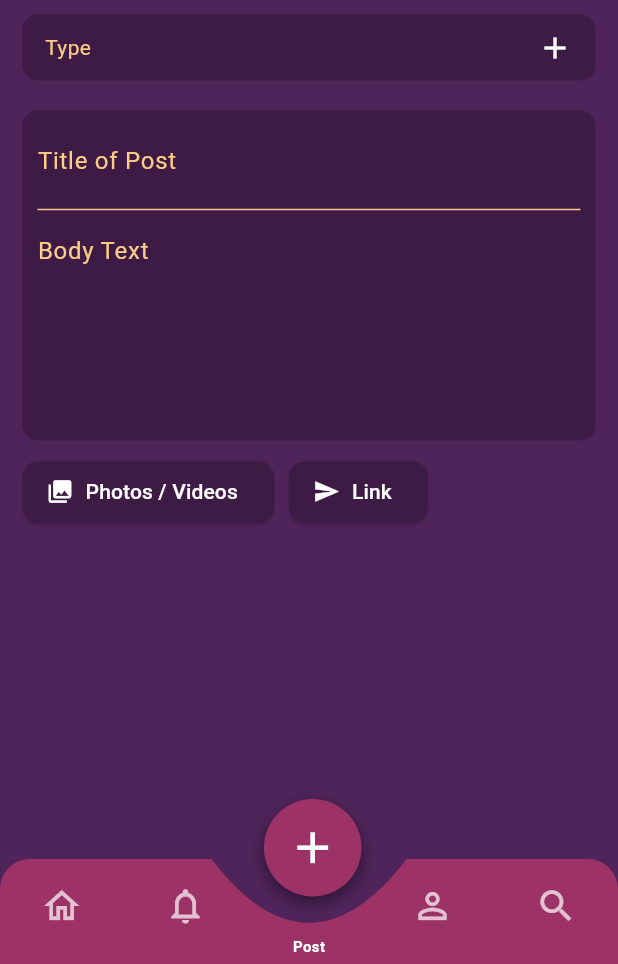
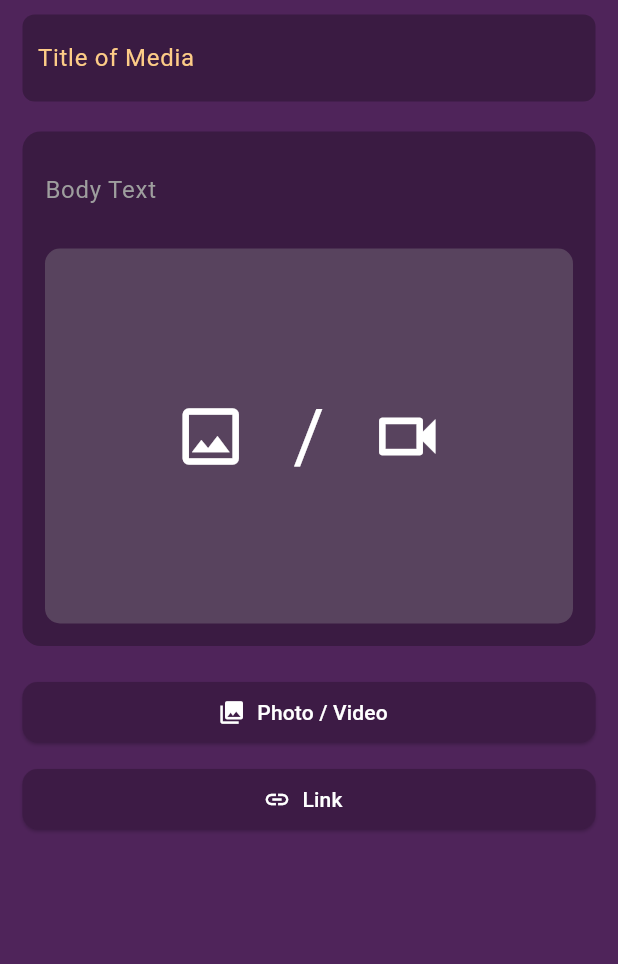
Before and after one commit to dojosgithub/the-minaret, a Flutter app: the screen it shows after launch, item 3 of the bottom bar chosen, after a tap on "Photos / Videos", on a phone screen of 412 x 824 dp, the part 272-1236 px from its top. Run offline on Flutter 3.47's test engine with Material 3 defaults, Android fonts, the phone set to English and light mode, and no system bars.

Commit message:
Media Upload Screen

```diff
--- /dev/null
+++ b/lib/screens/media_upload_screen.dart
@@ -0,0 +1,143 @@
+import 'package:flutter/material.dart';
+import '../widgets/top_bar.dart';
+import 'menu_screen.dart';
+
+class MediaUploadScreen extends StatelessWidget {
+  const MediaUploadScreen({super.key});
+
+  @override
+  Widget build(BuildContext context) {
+    return Scaffold(
+      backgroundColor: const Color(0xFF4F245A),
+      appBar: TopBar(
+        onMenuPressed: () {
+          Navigator.push(
+            context,
+            MaterialPageRoute(builder: (context) => const MenuScreen()),
+          );
+        },
+        onProfilePressed: () {},
+        profileImage: 'assets/profile_picture.png',
+      ),
+      body: SingleChildScrollView(
+        padding: const EdgeInsets.all(15.0),
+        child: Column(
+          crossAxisAlignment: CrossAxisAlignment.start,
+          children: [
+            Row(
+              crossAxisAlignment: CrossAxisAlignment.start,
+              children: [
+                Container(
+                  padding: const EdgeInsets.all(3),
+                  decoration: const BoxDecoration(
+                    shape: BoxShape.circle,
+                    color: Color(0xFFFDCC87),
+                  ),
+                  child: const CircleAvatar(
+                    backgroundImage: AssetImage('assets/profile_picture.png'),
+                    radius: 25,
+                  ),
+                ),
+              ],
+            ),
+            const SizedBox(height: 10),
+
+              Container(
+              padding: const EdgeInsets.symmetric(horizontal: 10, vertical: 5),
+              decoration: BoxDecoration(
+                color: const Color(0xFF3A1B42),
+                borderRadius: BorderRadius.circular(8),
+              ),
+              child: TextField(
+                maxLines: 1,
+                style: const TextStyle(color: Colors.white),
+                decoration: const InputDecoration(
+                  border: InputBorder.none,
+                  hintText: 'Title of Media',
+                  hintStyle: TextStyle(color: Color(0xFFFDCC87)),
+                ),
+              ),
+            ),
+            const SizedBox(height: 20),
+
+
+            // Outer Box (Darker Background)
+            Container(
+              padding: const EdgeInsets.all(15),
+              decoration: BoxDecoration(
+                color: const Color(0xFF3A1B42),
+                borderRadius: BorderRadius.circular(12),
+              ),
+              child: Column(
+                children: [
+                  // Title Input
+                  TextField(
+                    maxLines: 1,
+                    style: const TextStyle(color: Colors.white),
+                    decoration: const InputDecoration(
+                      border: InputBorder.none,
+                      hintText: 'Body Text',
+                      hintStyle: TextStyle(color: Colors.grey),
+                    ),
+                  ),
+                  const SizedBox(height: 15),
+
+                  // Inner Box (Translucent)
+                  Container(
+                    width: double.infinity,
+                    height: 250, // Increased height
+                    decoration: BoxDecoration(
+                      color: Colors.grey.withOpacity(0.3), // Translucent
+                      borderRadius: BorderRadius.circular(10),
+                    ),
+                    child: Center(
+                      child: Row(
+                        mainAxisAlignment: MainAxisAlignment.center,
+                        children: const [
+                          Icon(Icons.image_outlined, color: Colors.white, size: 50), // Larger icons
+                          Padding(
+                            padding: EdgeInsets.symmetric(horizontal: 30),
+                            child: Text('/', style: TextStyle(color: Colors.white, fontSize: 50)),
+                          ),
+                          Icon(Icons.videocam_outlined, color: Colors.white, size: 50),
+                        ],
+                      ),
+                    ),
+                  ),
+                ],
+              ),
+            ),
+            const SizedBox(height: 20),
+
+            // Buttons
+            SizedBox(
+              width: double.infinity,
+              child: ElevatedButton.icon(
+                onPressed: () {},
+                icon: const Icon(Icons.collections, color: Colors.white),
+                label: const Text('Photo / Video', style: TextStyle(color: Colors.white)),
+                style: ElevatedButton.styleFrom(
+                  backgroundColor: const Color(0xFF3D1B45),
+                  shape: RoundedRectangleBorder(borderRadius: BorderRadius.circular(10)),
+                ),
+              ),
+            ),
+            const SizedBox(height: 10),
+            SizedBox(
+              width: double.infinity,
+              child: ElevatedButton.icon(
+                onPressed: () {},
+                icon: const Icon(Icons.link, color: Colors.white),
+                label: const Text('Link', style: TextStyle(color: Colors.white)),
+                style: ElevatedButton.styleFrom(
+                  backgroundColor: const Color(0xFF3D1B45),
+                  shape: RoundedRectangleBorder(borderRadius: BorderRadius.circular(10)),
+                ),
+              ),
+            ),
+          ],
+        ),
+      ),
+    );
+  }
+}
--- a/lib/screens/post_screen.dart
+++ b/lib/screens/post_screen.dart
@@ -1,4 +1,5 @@
 import 'package:flutter/material.dart';
+import 'media_upload_screen.dart';
 
 class PostScreen extends StatefulWidget {
   const PostScreen({super.key});
@@ -91,7 +92,12 @@ class _PostPageState extends State<PostScreen> {
             Row(
               children: [
                 ElevatedButton.icon(
-                  onPressed: () {},
+                  onPressed: () {
+                      Navigator.push(
+                      context,
+                      MaterialPageRoute(builder: (context) => const MediaUploadScreen()),
+                    );
+                  },
                   icon: const Icon(Icons.collections, color: Colors.white),
                   label: const Text('Photos / Videos', style: TextStyle(color: Colors.white)),
                   style: ElevatedButton.styleFrom(
```
